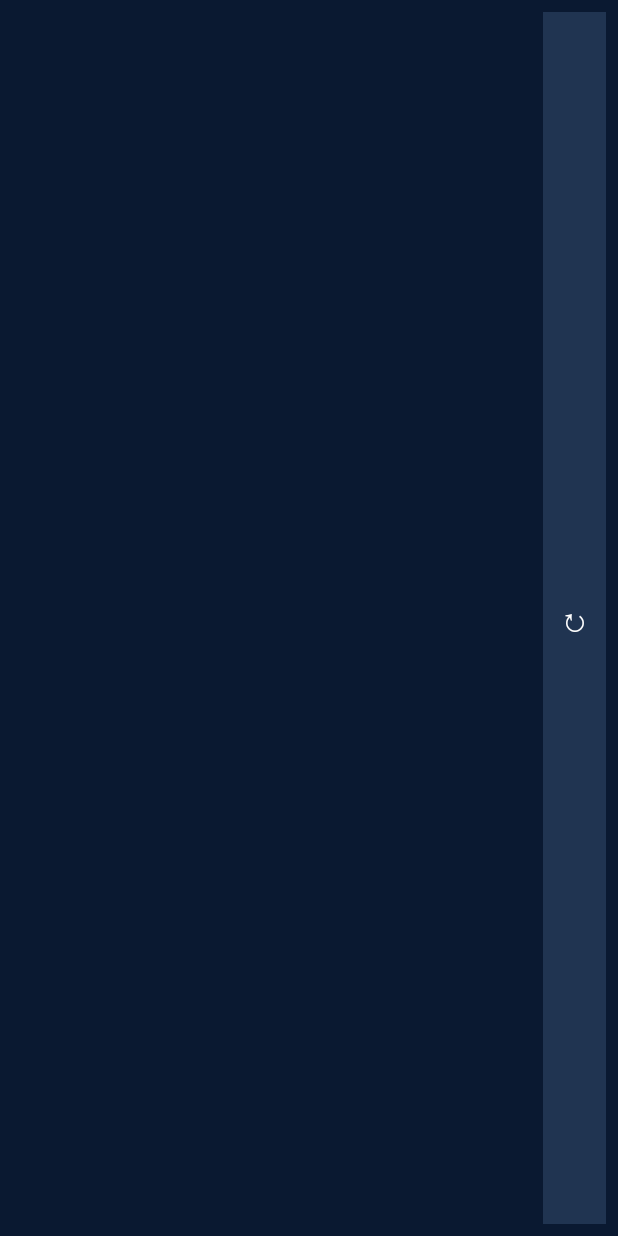
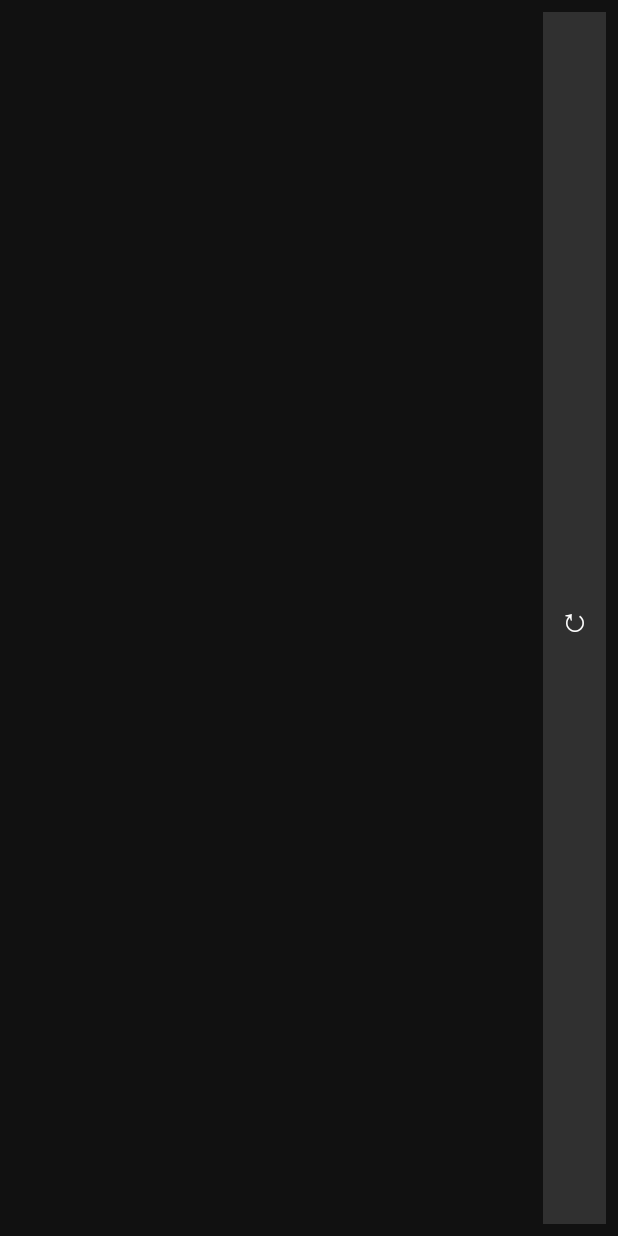
Before and after one commit to ddogy1212/astapp, an Android app: the layout widget_discovery_small.xml on its own in the app's theme, with its tools: preview values and no code run, on a phone screen of 412 x 824 dp. Run offline under Robolectric (Android 15) with nearby library versions, the phone set to English and light mode, and no system bars.

Commit message:
Apply matching monochrome palette to mini discovery widget

```diff
--- a/app/src/main/res/layout/widget_discovery_small.xml
+++ b/app/src/main/res/layout/widget_discovery_small.xml
@@ -1,12 +1,12 @@
 <?xml version="1.0" encoding="utf-8"?>
 <LinearLayout xmlns:android="http://schemas.android.com/apk/res/android"
     android:id="@+id/discover_root" android:layout_width="match_parent" android:layout_height="match_parent"
-    android:orientation="horizontal" android:background="#0A1931" android:padding="8dp"
+    android:orientation="horizontal" android:background="#111111" android:padding="8dp"
     android:gravity="center_vertical">
     <LinearLayout android:layout_width="0dp" android:layout_weight="1" android:layout_height="match_parent" android:orientation="vertical" android:gravity="center_vertical">
-        <TextView android:id="@+id/discover_title" android:layout_width="match_parent" android:layout_height="wrap_content" android:textColor="#BBD2F8" android:textSize="10sp"/>
+        <TextView android:id="@+id/discover_title" android:layout_width="match_parent" android:layout_height="wrap_content" android:textColor="#BEBEBE" android:textSize="10sp"/>
         <TextView android:id="@+id/discover_name" android:layout_width="match_parent" android:layout_height="wrap_content" android:textColor="#FFFFFF" android:textStyle="bold" android:ellipsize="end" android:maxLines="1" android:textSize="12sp"/>
-        <TextView android:id="@+id/discover_kind" android:layout_width="match_parent" android:layout_height="wrap_content" android:textColor="#9CBAE0" android:textSize="9sp"/>
+        <TextView android:id="@+id/discover_kind" android:layout_width="match_parent" android:layout_height="wrap_content" android:textColor="#B7B7B7" android:textSize="9sp"/>
     </LinearLayout>
-    <TextView android:id="@+id/discover_next" android:layout_width="42dp" android:layout_height="match_parent" android:gravity="center" android:text="↻" android:textSize="22sp" android:textColor="#FFFFFF" android:background="#203451"/>
+    <TextView android:id="@+id/discover_next" android:layout_width="42dp" android:layout_height="match_parent" android:gravity="center" android:text="↻" android:textSize="22sp" android:textColor="#FFFFFF" android:background="#303030"/>
 </LinearLayout>
```
